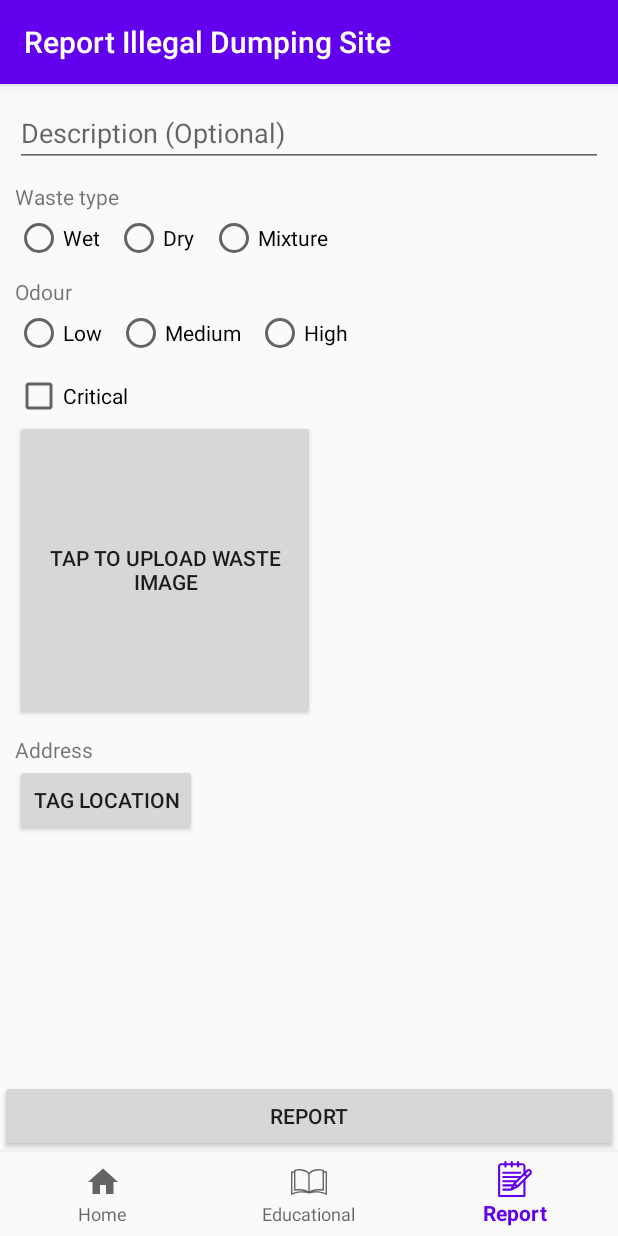
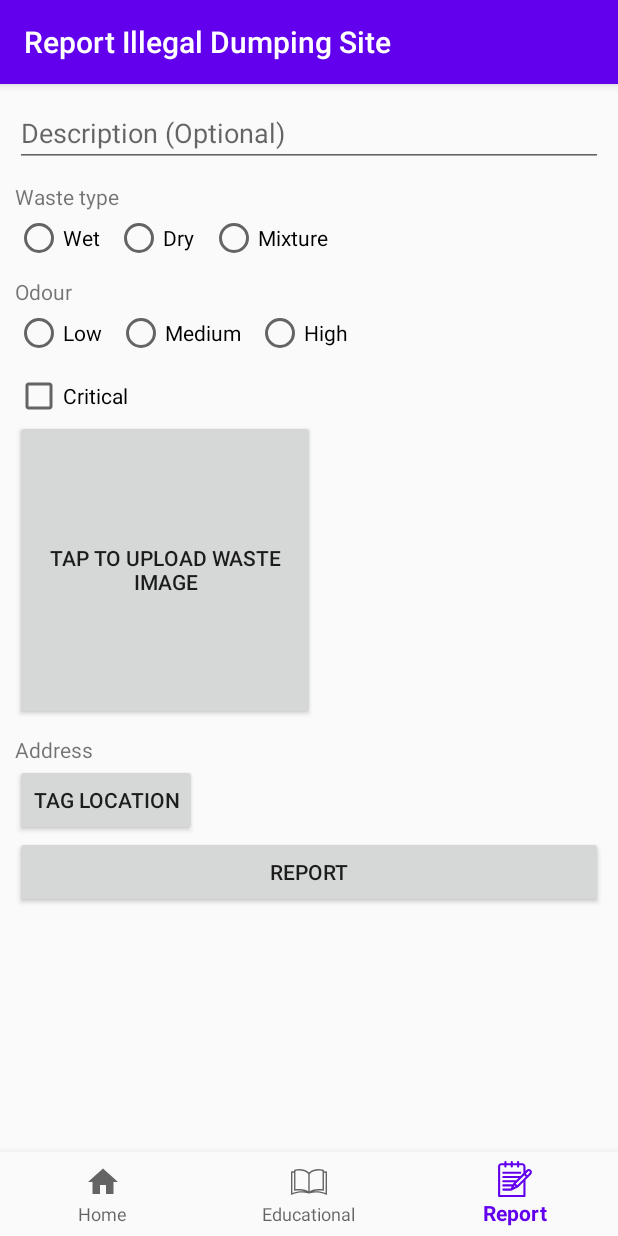
Before and after one commit to ankurs287/Waste-Management, an Android app: the ReportFragment screen opened through its navigation route, on a phone screen of 412 x 824 dp. Run offline under Robolectric (Android 15) with nearby library versions, the phone set to English and light mode, and no system bars; our stand-ins replace Firebase (no records; nobody signed in at launch, a user with empty details on screens opened directly), navigation-ui; libraries missing offline, so code that uses them is left out: com.esafirm.imagepicker, com.shivtechs.maplocationpicker; 1 statement that could not run was skipped.

```diff
--- a/app/src/main/res/layout/activity_splash.xml
+++ b/app/src/main/res/layout/activity_splash.xml
@@ -1,9 +1,9 @@
 <?xml version="1.0" encoding="utf-8"?>
-<androidx.constraintlayout.widget.ConstraintLayout xmlns:android="http://schemas.android.com/apk/res/android"
+<RelativeLayout xmlns:android="http://schemas.android.com/apk/res/android"
     xmlns:app="http://schemas.android.com/apk/res-auto"
     xmlns:tools="http://schemas.android.com/tools"
     android:layout_width="match_parent"
     android:layout_height="match_parent"
     tools:context=".splash.SplashActivity">
 
-</androidx.constraintlayout.widget.ConstraintLayout>
+</RelativeLayout>
--- a/app/src/main/res/layout/fragment_home.xml
+++ b/app/src/main/res/layout/fragment_home.xml
@@ -1,6 +1,6 @@
 <?xml version="1.0" encoding="utf-8"?>
 
-<androidx.constraintlayout.widget.ConstraintLayout xmlns:android="http://schemas.android.com/apk/res/android"
+<RelativeLayout xmlns:android="http://schemas.android.com/apk/res/android"
     xmlns:tools="http://schemas.android.com/tools"
     android:layout_width="match_parent"
     android:layout_height="match_parent"
@@ -14,4 +14,4 @@
         android:orientation="vertical" />
 
 
-</androidx.constraintlayout.widget.ConstraintLayout>
+</RelativeLayout>
--- a/app/src/main/res/layout/fragment_report.xml
+++ b/app/src/main/res/layout/fragment_report.xml
@@ -1,5 +1,5 @@
 <?xml version="1.0" encoding="utf-8"?>
-<androidx.constraintlayout.widget.ConstraintLayout xmlns:android="http://schemas.android.com/apk/res/android"
+<RelativeLayout xmlns:android="http://schemas.android.com/apk/res/android"
     xmlns:app="http://schemas.android.com/apk/res-auto"
     xmlns:tools="http://schemas.android.com/tools"
     android:layout_width="match_parent"
@@ -59,7 +59,7 @@
         </RadioGroup>
 
         <TextView
-            android:layout_width="wrap_content"
+            android:layout_width="match_parent"
             android:layout_height="wrap_content"
             android:layout_marginBottom="2dp"
             android:text="Odour" />
@@ -121,13 +121,15 @@
             android:layout_height="wrap_content"
             android:text="Tag Location" />
 
+        <Button
+            android:id="@+id/btnReport"
+            android:layout_width="match_parent"
+            android:layout_height="wrap_content"
+            android:text="Report"
+            app:layout_constraintBottom_toBottomOf="parent" />
+
     </LinearLayout>
 
-    <Button
-        android:id="@+id/btnReport"
-        android:layout_width="match_parent"
-        android:layout_height="wrap_content"
-        android:text="Report"
-        app:layout_constraintBottom_toBottomOf="parent" />
 
-</androidx.constraintlayout.widget.ConstraintLayout>
+
+</RelativeLayout>
```
Also changed, not shown: app/src/main/res/font/monopola.ttf (added), app/src/main/res/font/robotlightitalic.ttf (added), app/src/main/res/font/robotoblack.ttf (added), app/src/main/res/font/robotoblackitalic.ttf (added), app/src/main/res/font/robotobold.ttf (added), app/src/main/res/font/robotoitalic.ttf (added), app/src/main/res/font/robotolight.ttf (added), app/src/main/res/font/robotomedium.ttf (added), app/src/main/res/font/robotomediumitalic.ttf (added), app/src/main/res/font/robotoregular.ttf (added), app/src/main/res/font/robotothin.ttf (added), app/src/main/res/font/robotothinitalic.ttf (added).
